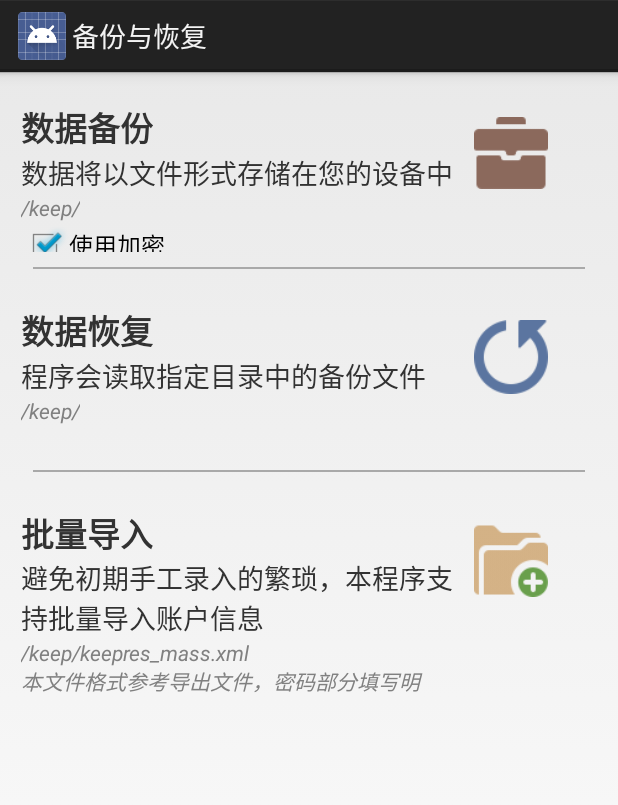
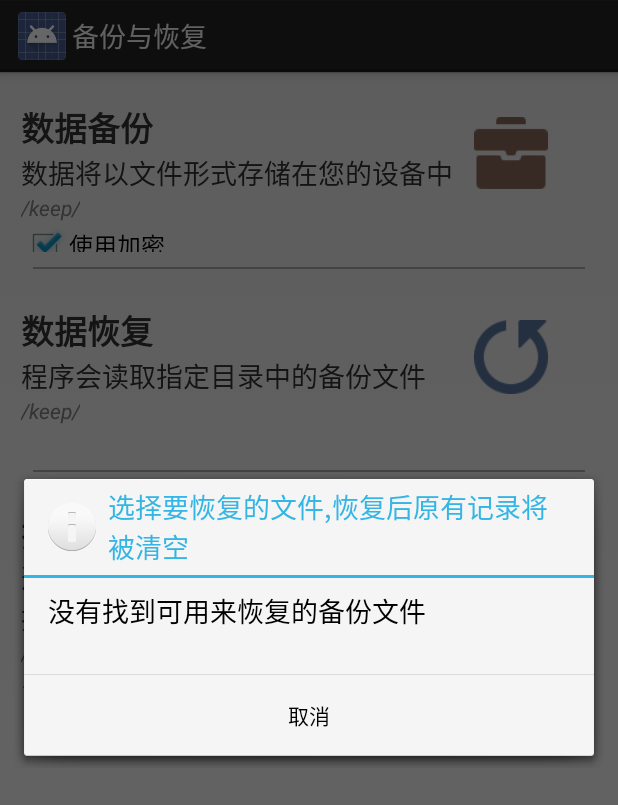
Before and after one commit to benyaiba/Mr.Keep, an Android app: the DataManagementActivity screen opened directly, with no data from a screen before it, after a tap on an icon or button, on a phone screen of 412 x 824 dp. Shown: the top 805 px of the screen. Run offline under Robolectric (Android 15) with nearby library versions, the phone set to English and light mode, and no system bars.

Commit message:
#refs 14

```diff
--- a/app/src/main/java/com/yaiba/keep/DataManagementActivity.java
+++ b/app/src/main/java/com/yaiba/keep/DataManagementActivity.java
@@ -89,10 +89,12 @@ public class DataManagementActivity extends Activity {
 		   builder.setTitle("选择要恢复的文件,恢复后原有记录将被清空");
 
 		   List<String> bakupFileList = new ArrayList<String>();
+		   String keepPath = Environment.getExternalStorageDirectory().toString()  + "//" +FILE_DIR_NAME;
+		   File[] files = new File(keepPath).listFiles();
 
-				   String keepPath = Environment.getExternalStorageDirectory().toString()  + "//" +FILE_DIR_NAME;
-
-				   File[] files = new File(keepPath).listFiles();
+		   //判断文件夹不存在或文件夹中没有文件时
+		   if(files != null){
+			   //存在时
 
 			   for (int i = 0; i < files.length; i++) {
 				   File file = files[i];
@@ -108,6 +110,7 @@ public class DataManagementActivity extends Activity {
 
 				   builder.setMessage("没有找到可用来恢复的备份文件");
 				   builder.setNegativeButton("取消", null);
+				   builder.create().show();
 
 			   } else {
 				   Collections.reverse(bakupFileList);
@@ -131,9 +134,6 @@ public class DataManagementActivity extends Activity {
 				   builder.setNegativeButton("取消", null);
 				   builder.create().show();
 
-
-
-
 //					   builder.setMessage("程序将读取SD卡中的备份文件"+fileName+"，恢复后原有记录将被清空。确定要执行吗？");
 //						builder.setPositiveButton("确定", new DialogInterface.OnClickListener() {
 //		                    public void onClick(DialogInterface dialog, int whichButton) {
@@ -142,11 +142,13 @@ public class DataManagementActivity extends Activity {
 //		                });
 //						builder.setNegativeButton("取消", null);
 //						builder.create().show();
-
-
-
 			   }
-
+		   } else {
+			   //不存在时
+			   builder.setMessage("没有找到可用来恢复的备份文件");
+			   builder.setNegativeButton("取消", null);
+			   builder.create().show();
+		   }
 	   }
 	  });
 
@@ -170,7 +172,6 @@ public class DataManagementActivity extends Activity {
 
 			   }
 			  });
-
 	}
 
 	@Override
```
Lines whose indentation alone changed are shown as unchanged.
